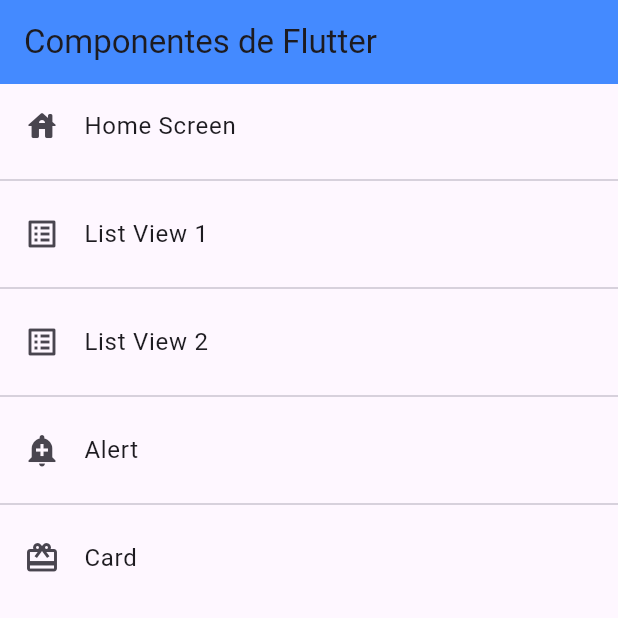
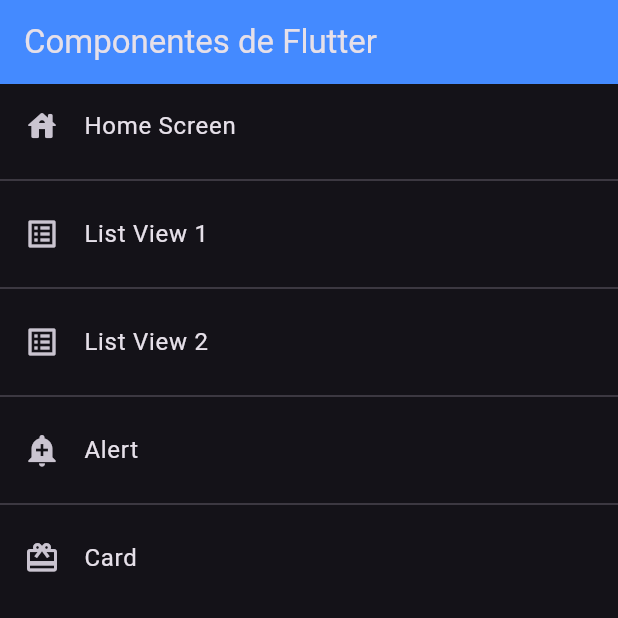
Before and after one commit to The-Crow-n/fl_components, a Flutter app: the screen it shows after launch, on a phone screen of 412 x 824 dp, the top half of it. Run offline on Flutter 3.47's test engine with Material 3 defaults, Android fonts, the phone set to English and light mode, and no system bars.

Commit message:
eighth commit

```diff
--- a/lib/main.dart
+++ b/lib/main.dart
@@ -16,6 +16,6 @@ class MyApp extends StatelessWidget {
         initialRoute: AppRoutes.initialRoute,
         routes: AppRoutes.getAppRoutes(),
         onGenerateRoute: AppRoutes.onGenerateRoute,
-    );
+        theme: ThemeData.dark());
   }
 }
```
Lines whose indentation alone changed are shown as unchanged.
